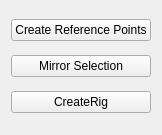
Before: the Qt Designer form Python/Resources/Autorig.ui in rendermotion/RMPY, drawn with Qt 5.
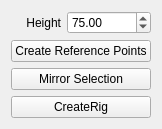
After: the same form once the commit is applied.

The edit to the form file:
```diff
--- a/Python/Resources/Autorig.ui
+++ b/Python/Resources/Autorig.ui
@@ -6,14 +6,53 @@
    <rect>
     <x>0</x>
     <y>0</y>
-    <width>159</width>
-    <height>135</height>
+    <width>144</width>
+    <height>128</height>
    </rect>
   </property>
   <property name="windowTitle">
    <string>Form</string>
   </property>
   <layout class="QVBoxLayout" name="verticalLayout">
+   <item>
+    <layout class="QHBoxLayout" name="horizontalLayout">
+     <item>
+      <widget class="QLabel" name="heightLabel">
+       <property name="minimumSize">
+        <size>
+         <width>20</width>
+         <height>0</height>
+        </size>
+       </property>
+       <property name="maximumSize">
+        <size>
+         <width>50</width>
+         <height>16777215</height>
+        </size>
+       </property>
+       <property name="text">
+        <string>Height</string>
+       </property>
+       <property name="textFormat">
+        <enum>Qt::PlainText</enum>
+       </property>
+       <property name="alignment">
+        <set>Qt::AlignRight|Qt::AlignTrailing|Qt::AlignVCenter</set>
+       </property>
+      </widget>
+     </item>
+     <item>
+      <widget class="QDoubleSpinBox" name="HeightSpnBox">
+       <property name="maximum">
+        <double>1000000.000000000000000</double>
+       </property>
+       <property name="value">
+        <double>75.000000000000000</double>
+       </property>
+      </widget>
+     </item>
+    </layout>
+   </item>
    <item>
     <widget class="QPushButton" name="CreateReferencePointsBtn">
      <property name="text">
```
